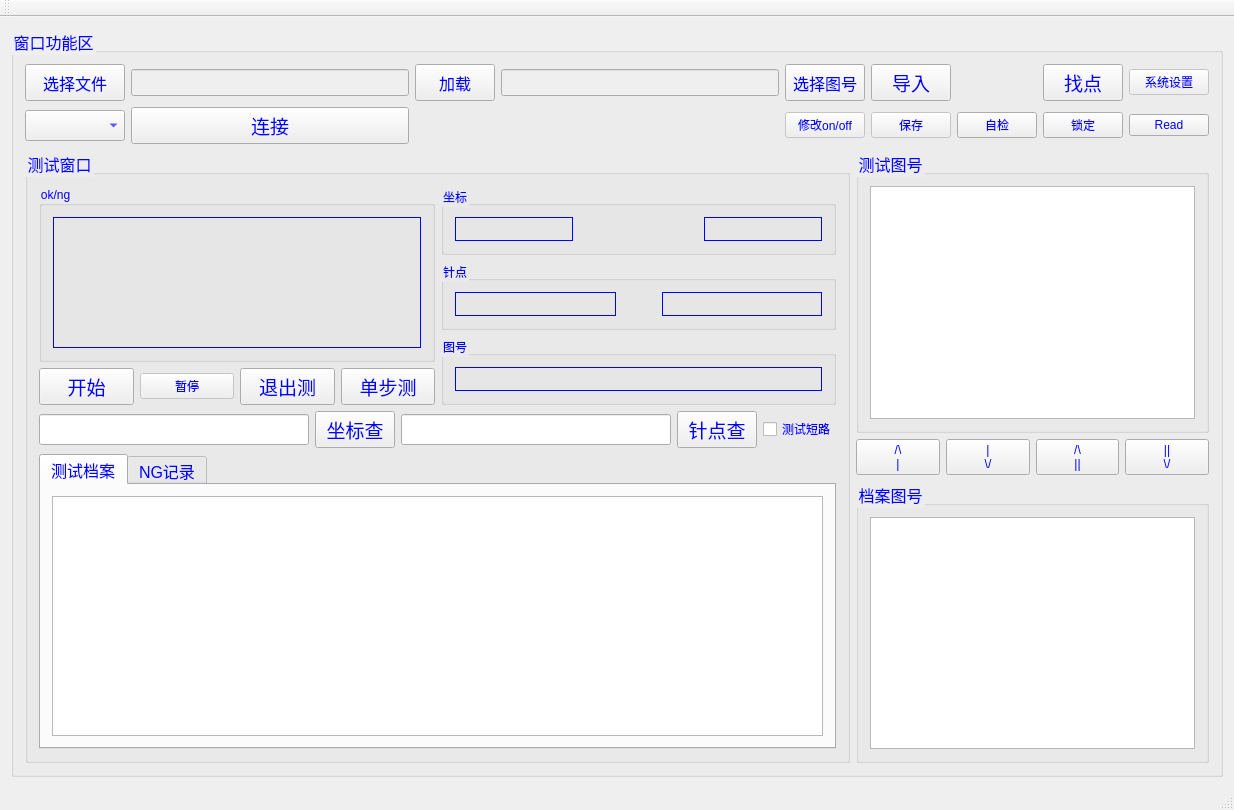
Qt form ui/qiotest.ui (wymdrose/qio_test) before a commit.
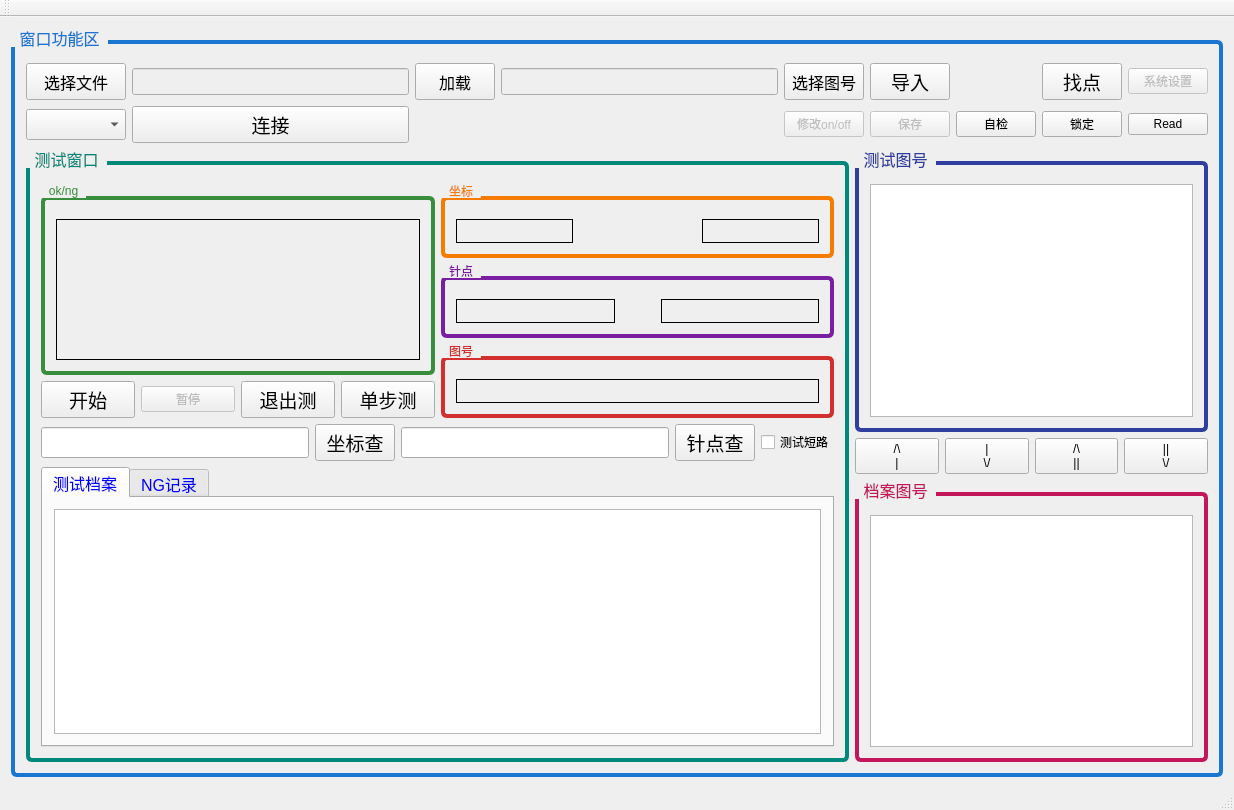
The same form after that commit. Icons and pictures are not drawn.

Commit message: feat: add borders.

Diff of the .ui file:
```diff
--- a/ui/qiotest.ui
+++ b/ui/qiotest.ui
@@ -28,7 +28,7 @@
          </font>
         </property>
         <property name="styleSheet">
-         <string notr="true">color: rgb(0, 0, 255);</string>
+         <string notr="true">QGroupBox { border: 4px solid #1976D2; border-radius: 6px; margin-top: 12px; padding-top: 8px; } QGroupBox::title { subcontrol-origin: margin; subcontrol-position: top left; padding: 0 6px; color: #1976D2; }</string>
         </property>
         <property name="title">
          <string>窗口功能区</string>
@@ -45,6 +45,9 @@
                  <pointsize>12</pointsize>
                 </font>
                </property>
+               <property name="styleSheet">
+                <string notr="true">QGroupBox { border: 4px solid #00897B; border-radius: 6px; margin-top: 12px; padding-top: 8px; } QGroupBox::title { subcontrol-origin: margin; subcontrol-position: top left; padding: 0 6px; color: #00897B; }</string>
+               </property>
                <property name="title">
                 <string>测试窗口</string>
                </property>
@@ -60,7 +63,7 @@
                         <item>
                          <widget class="QGroupBox" name="groupBox_4">
                           <property name="styleSheet">
-                           <string notr="true">color: rgb(0, 0, 255);</string>
+                           <string notr="true">QGroupBox { border: 4px solid #388E3C; border-radius: 6px; margin-top: 12px; padding-top: 8px; } QGroupBox::title { subcontrol-origin: margin; subcontrol-position: top left; padding: 0 6px; color: #388E3C; }</string>
                           </property>
                           <property name="title">
                            <string>ok/ng</string>
@@ -169,7 +172,7 @@
                         <item>
                          <widget class="QGroupBox" name="groupBox_5">
                           <property name="styleSheet">
-                           <string notr="true">color: rgb(0, 0, 255);</string>
+                           <string notr="true">QGroupBox { border: 4px solid #F57C00; border-radius: 6px; margin-top: 12px; padding-top: 8px; } QGroupBox::title { subcontrol-origin: margin; subcontrol-position: top left; padding: 0 6px; color: #F57C00; }</string>
                           </property>
                           <property name="title">
                            <string>坐标</string>
@@ -225,7 +228,7 @@
                         <item>
                          <widget class="QGroupBox" name="groupBox_6">
                           <property name="styleSheet">
-                           <string notr="true">color: rgb(0, 0, 255);</string>
+                           <string notr="true">QGroupBox { border: 4px solid #7B1FA2; border-radius: 6px; margin-top: 12px; padding-top: 8px; } QGroupBox::title { subcontrol-origin: margin; subcontrol-position: top left; padding: 0 6px; color: #7B1FA2; }</string>
                           </property>
                           <property name="title">
                            <string>针点</string>
@@ -287,7 +290,7 @@
                         <item>
                          <widget class="QGroupBox" name="groupBox_7">
                           <property name="styleSheet">
-                           <string notr="true">color: rgb(0, 0, 255);</string>
+                           <string notr="true">QGroupBox { border: 4px solid #D32F2F; border-radius: 6px; margin-top: 12px; padding-top: 8px; } QGroupBox::title { subcontrol-origin: margin; subcontrol-position: top left; padding: 0 6px; color: #D32F2F; }</string>
                           </property>
                           <property name="title">
                            <string>图号</string>
@@ -516,7 +519,7 @@
                   </font>
                  </property>
                  <property name="styleSheet">
-                  <string notr="true">color: rgb(0, 0, 255);</string>
+                  <string notr="true">QGroupBox { border: 4px solid #303F9F; border-radius: 6px; margin-top: 12px; padding-top: 8px; } QGroupBox::title { subcontrol-origin: margin; subcontrol-position: top left; padding: 0 6px; color: #303F9F; }</string>
                  </property>
                  <property name="title">
                   <string>测试图号</string>
@@ -545,7 +548,7 @@
                   </font>
                  </property>
                  <property name="styleSheet">
-                  <string notr="true">color: rgb(0, 0, 255);</string>
+                  <string notr="true">QGroupBox { border: 4px solid #C2185B; border-radius: 6px; margin-top: 12px; padding-top: 8px; } QGroupBox::title { subcontrol-origin: margin; subcontrol-position: top left; padding: 0 6px; color: #C2185B; }</string>
                  </property>
                  <property name="title">
                   <string>档案图号</string>
```
